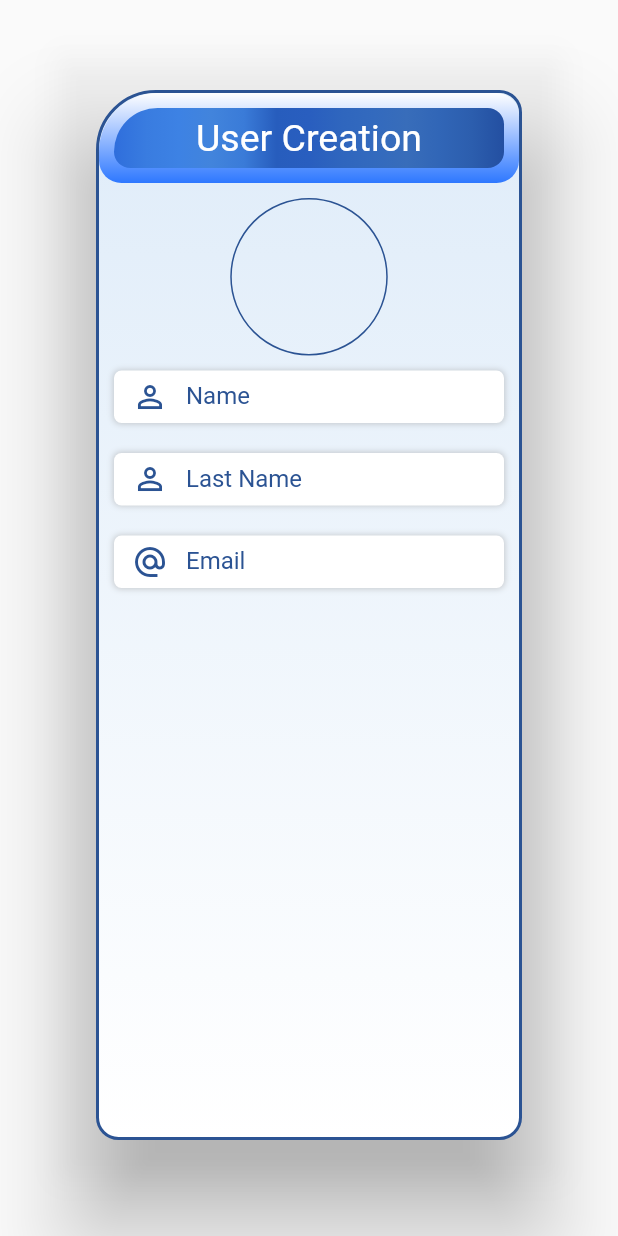
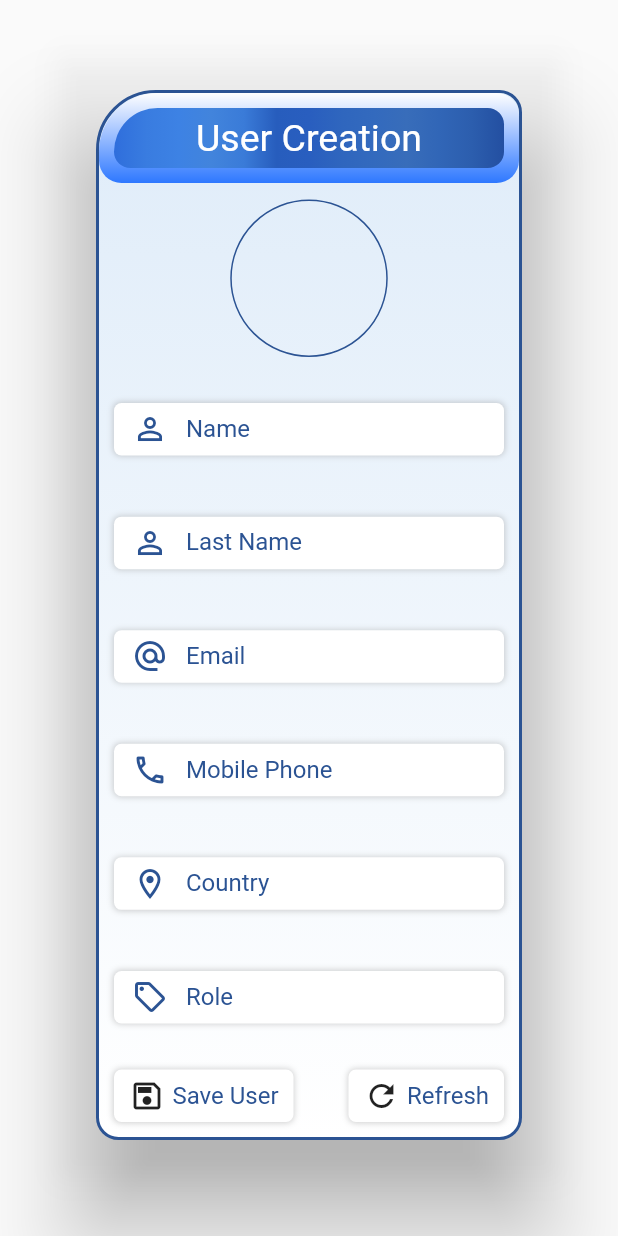
Before and after one commit to CB-Luna/RTA-CRM-CV, a Flutter app: the AddUserPopUp widget shown alone on an empty page, opened directly, on a phone screen of 412 x 824 dp. Run offline on Flutter 3.47's test engine with Material 2 defaults, Android fonts, the phone set to English and light mode, and no system bars; our stand-ins replace email_validator, flutter_secure_storage, flutter_svg, go_router, google_fonts, image_picker and 4 more; missing offline and left inert: flutter_portal, pluto_grid; accounts and stored records are empty; network calls fail.

Commit message:
agregados los campos y botones faltantes assUserPopUp

```diff
--- a/lib/pages/users/users_page.dart
+++ b/lib/pages/users/users_page.dart
@@ -124,7 +124,7 @@ class _UsersPageState extends State<UsersPage> {
                                         return resolver<PlutoFilterTypeContains>() as PlutoFilterType;
                                       } else if (column.field == 'USER_Column') {
                                         return resolver<PlutoFilterTypeContains>() as PlutoFilterType;
-                                      } else if (column.field == 'ROL_Column') {
+                                      } else if (column.field == 'ROLE_Column') {
                                         return resolver<PlutoFilterTypeContains>() as PlutoFilterType;
                                       } else if (column.field == 'EMAIL_Column') {
                                         return resolver<PlutoFilterTypeContains>() as PlutoFilterType;
@@ -208,9 +208,9 @@ class _UsersPageState extends State<UsersPage> {
                                     },
                                   ),
                                   PlutoColumn(
-                                    titleSpan: const TextSpan(children: [WidgetSpan(child: Icon(Icons.local_offer_outlined)), WidgetSpan(child: SizedBox(width: 10)), TextSpan(text: 'ROL')]),
-                                    title: 'ROL',
-                                    field: 'ROL_Column',
+                                    titleSpan: const TextSpan(children: [WidgetSpan(child: Icon(Icons.local_offer_outlined)), WidgetSpan(child: SizedBox(width: 10)), TextSpan(text: 'ROLE')]),
+                                    title: 'ROLE',
+                                    field: 'ROLE_Column',
                                     width: 150,
                                     titleTextAlign: PlutoColumnTextAlign.start,
                                     textAlign: PlutoColumnTextAlign.center,
--- a/lib/pages/users/widgets/add_user_popup.dart
+++ b/lib/pages/users/widgets/add_user_popup.dart
@@ -4,6 +4,7 @@ import 'package:rta_crm_cv/providers/users_providers/add_users_provider.dart';
 import 'package:rta_crm_cv/public/colors.dart';
 import 'package:rta_crm_cv/widgets/custom_card.dart';
 import 'package:rta_crm_cv/widgets/custom_text_field.dart';
+import 'package:rta_crm_cv/widgets/custom_text_icon_button.dart';
 
 class AddUserPopUp extends StatefulWidget {
   const AddUserPopUp({super.key});
@@ -23,6 +24,7 @@ class _AddUserPopUpState extends State<AddUserPopUp> {
         height: 700,
         width: 380,
         child: Column(
+          mainAxisAlignment: MainAxisAlignment.spaceBetween,
           children: [
             Container(
               height: 105,
@@ -40,6 +42,25 @@ class _AddUserPopUpState extends State<AddUserPopUp> {
             Padding(
               padding: const EdgeInsets.symmetric(vertical: 10),
               child: CustomTextField(label: 'Email', icon: Icons.alternate_email, controller: provider.emailController, enabled: true, width: 350),
+            ),
+            Padding(
+              padding: const EdgeInsets.symmetric(vertical: 10),
+              child: CustomTextField(label: 'Mobile Phone', icon: Icons.phone_outlined, controller: provider.phoneController, enabled: true, width: 350),
+            ),
+            Padding(
+              padding: const EdgeInsets.symmetric(vertical: 10),
+              child: CustomTextField(label: 'Country', icon: Icons.location_on_outlined, controller: provider.coutryController, enabled: true, width: 350),
+            ),
+            Padding(
+              padding: const EdgeInsets.symmetric(vertical: 10),
+              child: CustomTextField(label: 'Role', icon: Icons.local_offer_outlined, controller: provider.roleController, enabled: true, width: 350),
+            ),
+            const Row(
+              mainAxisAlignment: MainAxisAlignment.spaceBetween,
+              children: [
+                CustomTextIconButton(icon: Icon(Icons.save_outlined), text: 'Save User'),
+                CustomTextIconButton(icon: Icon(Icons.refresh_outlined), text: 'Refresh'),
+              ],
             )
           ],
         ),
--- a/lib/providers/users_providers/add_users_provider.dart
+++ b/lib/providers/users_providers/add_users_provider.dart
@@ -16,4 +16,7 @@ class AddUsersProvider extends ChangeNotifier {
   final nameController = TextEditingController();
   final lastNameController = TextEditingController();
   final emailController = TextEditingController();
+  final phoneController = TextEditingController();
+  final coutryController = TextEditingController();
+  final roleController = TextEditingController();
 }
--- a/lib/providers/users_providers/users_provider.dart
+++ b/lib/providers/users_providers/users_provider.dart
@@ -55,7 +55,7 @@ class UsersProvider extends ChangeNotifier {
               'ID_Column': PlutoCell(value: randomNumber.toString()),
               'AVATAR_Column': PlutoCell(value: 'https://i.pravatar.cc/300'),
               'USER_Column': PlutoCell(value: 'Carlos Ramirez'),
-              'ROL_Column': PlutoCell(value: 'Administrator'),
+              'ROLE_Column': PlutoCell(value: 'Administrator'),
               'EMAIL_Column': PlutoCell(value: 'email@email.com'),
               'MOBILE_Column': PlutoCell(value: '664-614-8974'),
               'STATE_Column': PlutoCell(value: 'Texas'),
--- a/lib/widgets/custom_card.dart
+++ b/lib/widgets/custom_card.dart
@@ -25,12 +25,15 @@ class _CustomCardState extends State<CustomCard> {
           borderRadius: const BorderRadius.only(topLeft: Radius.circular(40), topRight: Radius.circular(15), bottomRight: Radius.circular(15), bottomLeft: Radius.circular(15)),
           gradient: whiteGradient),
       child: Column(
-        mainAxisAlignment: MainAxisAlignment.start,
+        mainAxisAlignment: MainAxisAlignment.spaceBetween,
         children: [
           Header(text: widget.title),
-          Padding(
-            padding: const EdgeInsets.all(10.0),
-            child: Expanded(child: widget.child),
+          SizedBox(
+            height: widget.height! - 65,
+            child: Padding(
+              padding: const EdgeInsets.all(10.0),
+              child: widget.child,
+            ),
           ),
         ],
       ),
```
